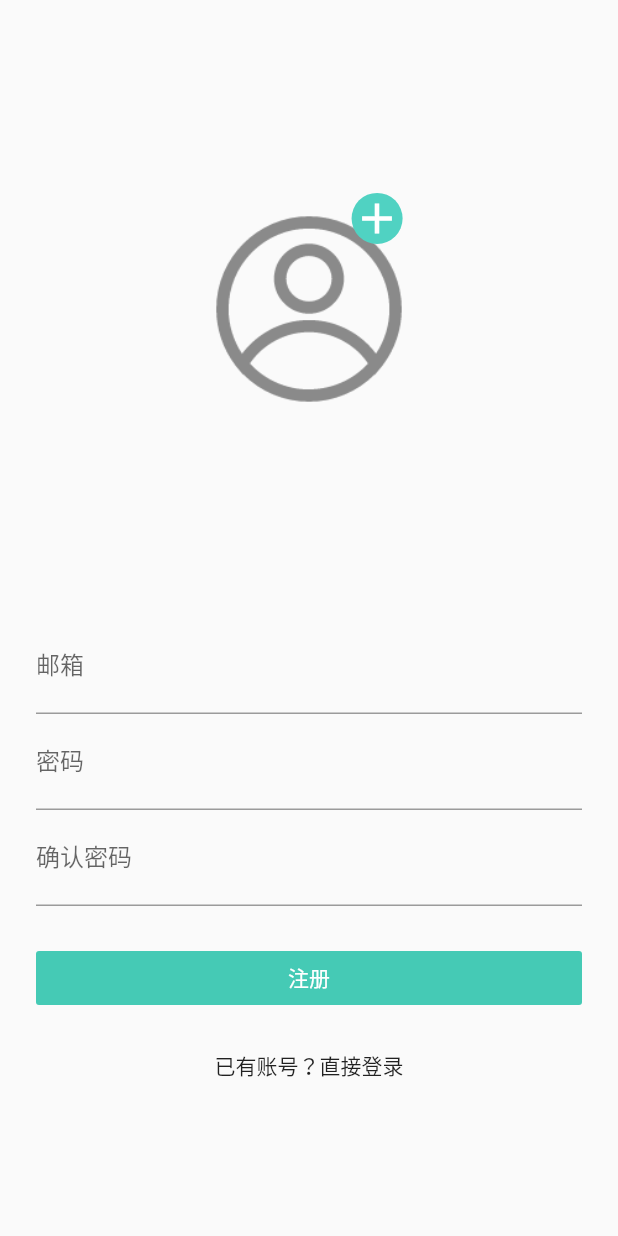
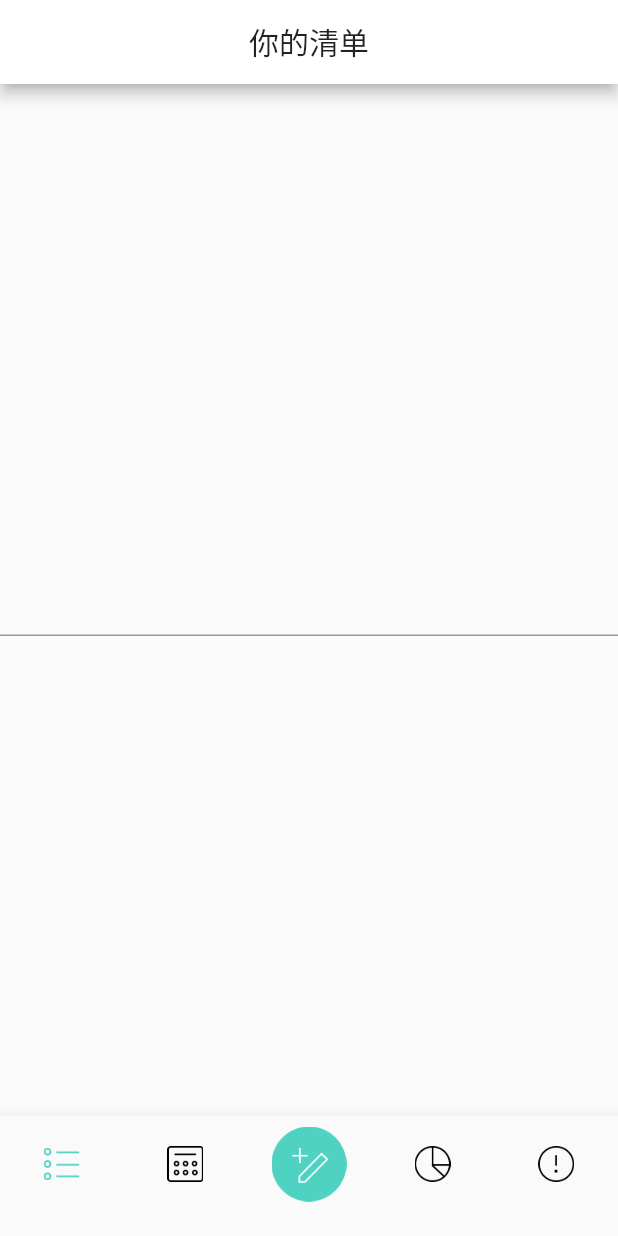
Before and after one commit to OneeMe/todo_list, a Flutter app: the screen it shows after launch, after a tap on "立即注册", after a tap on "注册", on a phone screen of 412 x 824 dp. Run offline on Flutter 3.47's test engine with Material 2 defaults, Android fonts, the phone set to English and light mode, and no system bars; our stand-ins replace image_picker.

Commit message:
add part 4.1

```diff
--- a/lib/main.dart
+++ b/lib/main.dart
@@ -1,10 +1,13 @@
+import 'package:flutter/cupertino.dart';
 import 'package:flutter/material.dart';
 import 'package:flutter_localizations/flutter_localizations.dart';
 import 'package:todo_list/config/colors.dart';
 import 'package:todo_list/page_route/fade_page_route.dart';
+import 'package:todo_list/pages/edit_todo.dart';
 import 'package:todo_list/pages/login.dart';
 import 'package:todo_list/pages/register.dart';
 import 'package:todo_list/pages/route_url.dart';
+import 'package:todo_list/pages/todo_entry.dart';
 import 'package:todo_list/pages/unknown_url_page.dart';
 
 
@@ -30,12 +33,18 @@ class MyApp extends StatelessWidget {
         const Locale('zh', 'CN'),
       ],
       initialRoute: LOGIN_PAGE_URL,
+      routes: {
+        TODO_ENTRY_PAGE_URL: (_) => TodoEntryPage(),
+      },
       onGenerateRoute: (RouteSettings settings) {
         if (settings.name == REGISTER_PAGE_URL) {
-          return FadePageRoute((context) => RegisterPage());
+          return FadePageRoute((_) => RegisterPage());
         }
         if (settings.name == LOGIN_PAGE_URL) {
-          return FadePageRoute((context) => LoginPage());
+          return FadePageRoute((_) => LoginPage());
+        }
+        if (settings.name == EDIT_TODO_PAGE_URL) {
+          return CupertinoPageRoute(builder: (_) => EditTodoPage(), fullscreenDialog: true);
         }
       },
       onUnknownRoute: (RouteSettings settings) {
--- /dev/null
+++ b/lib/pages/calendart.dart
@@ -0,0 +1,12 @@
+import 'package:flutter/material.dart';
+
+class CalendarPage extends StatelessWidget {
+  const CalendarPage({Key key}) : super(key: key);
+
+  @override
+  Widget build(BuildContext context) {
+    return Center(
+      child: Text(this.runtimeType.toString()),
+    );
+  }
+}
--- a/lib/pages/register.dart
+++ b/lib/pages/register.dart
@@ -27,7 +27,9 @@ class _RegisterPageState extends State<RegisterPage> {
     confirmPasswordFocusNode = FocusNode();
   }
 
-  void _register() {}
+  void _register() {
+    Navigator.of(context).pushNamed(TODO_ENTRY_PAGE_URL);
+  }
 
   void _getImage() async {
     File image = await ImagePicker.pickImage(source: ImageSource.gallery);
--- /dev/null
+++ b/lib/pages/reporter.dart
@@ -0,0 +1,12 @@
+import 'package:flutter/material.dart';
+
+class ReporterPage extends StatelessWidget {
+  const ReporterPage({Key key}) : super(key: key);
+
+  @override
+  Widget build(BuildContext context) {
+    return Center(
+      child: Text(this.runtimeType.toString()),
+    );
+  }
+}
--- a/lib/pages/route_url.dart
+++ b/lib/pages/route_url.dart
@@ -1,2 +1,4 @@
 const LOGIN_PAGE_URL = '/';
 const REGISTER_PAGE_URL = '/register';
+const TODO_ENTRY_PAGE_URL = '/entry';
+const EDIT_TODO_PAGE_URL = '/add';
--- /dev/null
+++ b/lib/pages/settings.dart
@@ -0,0 +1,12 @@
+import 'package:flutter/material.dart';
+
+class SettingsPage extends StatelessWidget {
+  const SettingsPage({Key key}) : super(key: key);
+
+  @override
+  Widget build(BuildContext context) {
+    return Center(
+      child: Text(this.runtimeType.toString()),
+    );
+  }
+}
--- /dev/null
+++ b/lib/pages/todo_entry.dart
@@ -0,0 +1,117 @@
+import 'package:flutter/material.dart';
+import 'package:todo_list/config/colors.dart';
+import 'package:todo_list/pages/calendart.dart';
+import 'package:todo_list/pages/reporter.dart';
+import 'package:todo_list/pages/route_url.dart';
+import 'package:todo_list/pages/settings.dart';
+import 'package:todo_list/pages/todo_list.dart';
+
+class TodoEntryPage extends StatefulWidget {
+  TodoEntryPage({Key key}) : super(key: key);
+
+  _TodoEntryState createState() => _TodoEntryState();
+}
+
+class _TodoEntryState extends State<TodoEntryPage> {
+  // List<Widget> childPages;
+  int currentIndex;
+
+  final List<TabConfig> tabConfigs = [
+    TabConfig(title: '你的清单', page: TodoListPage(), imagePath: 'assets/images/lists.png'),
+    TabConfig(title: '日历', page: CalendarPage(), imagePath: 'assets/images/calendar.png'),
+    TabConfig(title: '', page: Container(), imagePath: 'assets/images/add.png', size: 50, singleImage: true),
+    TabConfig(title: '任务回顾', page: ReporterPage(), imagePath: 'assets/images/report.png'),
+    TabConfig(title: '设置', page: SettingsPage(), imagePath: 'assets/images/settings.png'),
+  ];
+
+  @override
+  void initState() {
+    super.initState();
+    currentIndex = 0;
+  }
+
+  void onTabChange(int index) async {
+    if (mounted) {
+      if (index == 2) {
+        await Navigator.of(context).pushNamed(EDIT_TODO_PAGE_URL);
+        index = 0;
+      }
+      setState(() {
+        currentIndex = index;
+      });
+    }
+  }
+
+  @override
+  Widget build(BuildContext context) {
+    return Scaffold(
+       body: IndexedStack(
+         index: currentIndex,
+         children: tabConfigs.map((config) => config.page).toList()
+       ),
+      //  body: childPages[currentIndex],
+       appBar: AppBar(
+         title: Text(tabConfigs[currentIndex].title),
+         automaticallyImplyLeading: false,
+         backgroundColor: BACKGROUND_COLOR,
+         centerTitle: true,
+       ),
+       bottomNavigationBar: BottomNavigationBar(
+         onTap: onTabChange,
+         currentIndex: currentIndex,
+         type: BottomNavigationBarType.fixed,
+         items: tabConfigs.map((config) => config.navigationBarItem).toList(),
+       ),
+    );
+  }
+}
+
+class TabConfig {
+  /// Tab 名字
+  final String title;
+  /// Tab 上显示的图片
+  final String imagePath;
+  /// 如果想设置自定义的 Widget，可以使用这个选项
+  final BottomNavigationBarItem navigationBarItem;
+  /// tab 对应的页面
+  final Widget page;
+
+  TabConfig({
+    this.title,
+    this.imagePath,
+    this.page,
+    double size = 24,
+    bool singleImage = false,
+  }) : this.navigationBarItem = buildBottomNavigationBarItem(imagePath, size: size, singleImage: singleImage);
+
+
+  static Color activeTabColor = Color(0xff50D2C2);
+  static Color inactiveTabColor = Colors.black;
+  static BottomNavigationBarItem buildBottomNavigationBarItem(String imagePath, {double size, bool singleImage}) {
+    if (singleImage) {
+      return BottomNavigationBarItem(
+        icon: Image(
+          width: size,
+          height: size,
+          image: AssetImage(imagePath),
+        ),
+        title: Text(''),
+      );
+    }
+    ImageIcon activeIcon = ImageIcon(
+      AssetImage(imagePath),
+      size: size,
+      color: activeTabColor,
+    );
+    ImageIcon inactiveImageIcon = ImageIcon(
+      AssetImage(imagePath),
+      size: size,
+      color: singleImage ? Colors.transparent : inactiveTabColor,
+    );
+    return BottomNavigationBarItem(
+      activeIcon: activeIcon,
+      icon: inactiveImageIcon,
+      title: Text(''),
+    );
+  }
+}
--- /dev/null
+++ b/lib/pages/todo_list.dart
@@ -0,0 +1,12 @@
+import 'package:flutter/material.dart';
+
+class TodoListPage extends StatelessWidget {
+  const TodoListPage({Key key}) : super(key: key);
+
+  @override
+  Widget build(BuildContext context) {
+    return Center(
+      child: TextField(),
+    );
+  }
+}
```
Also changed, not shown: lib/pages/edit_todo.dart (added, +17 -0 lines), lib/pages/login.dart (+46 -45 lines), assets/images/report.png (added), assets/images/settings.png (renamed from assets/images/completed.png).
